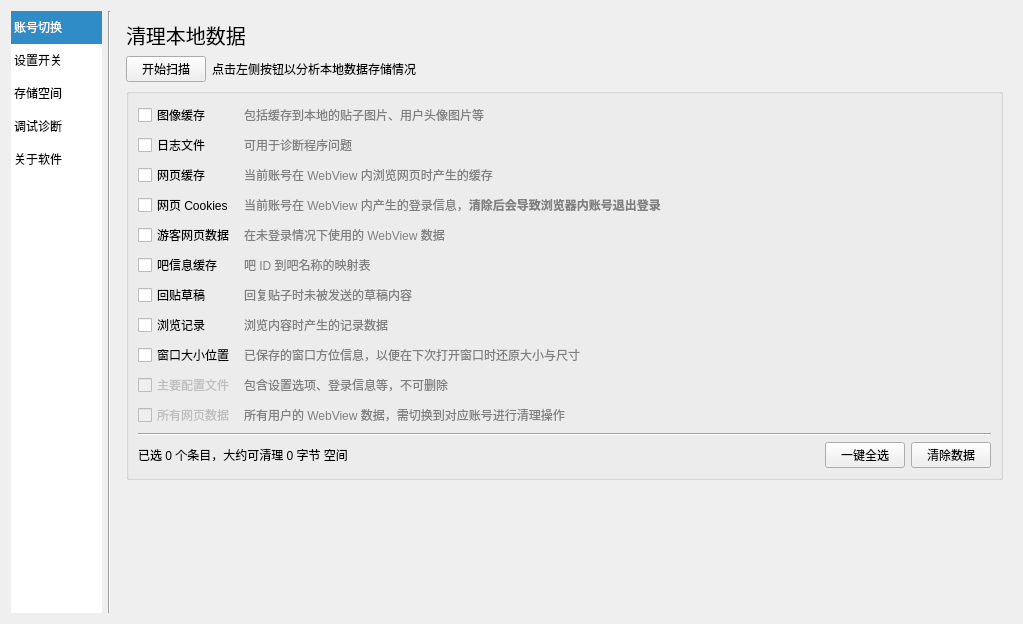
Qt form src/resf/settings.ui (clb-128258/TiebaDesktop) before a commit.
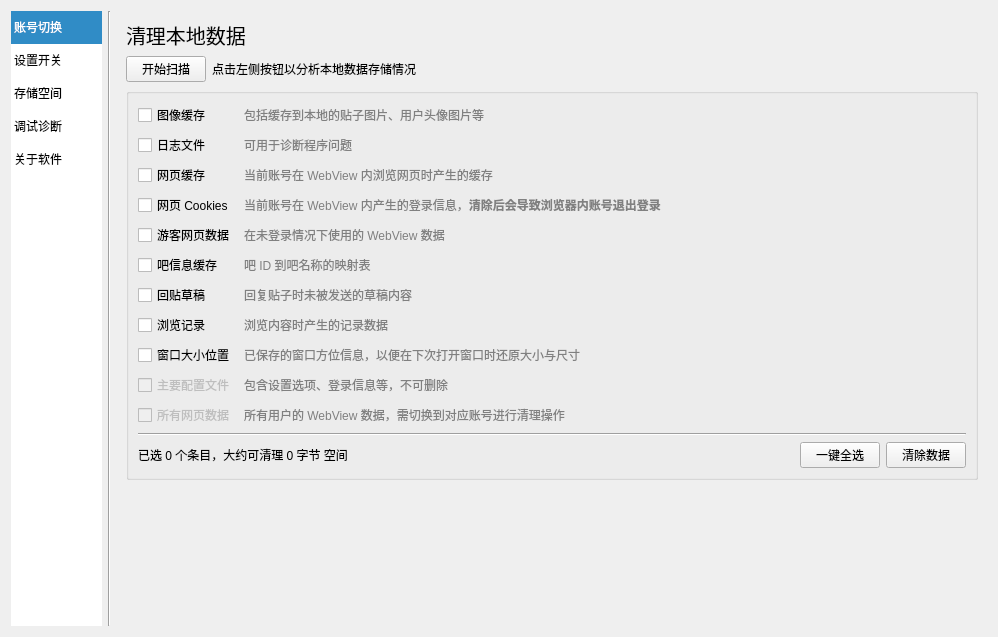
The same form after that commit. The open tabs and pages were chosen to show the change.

Patch:
```diff
--- a/src/resf/settings.ui
+++ b/src/resf/settings.ui
@@ -6,8 +6,8 @@
    <rect>
     <x>0</x>
     <y>0</y>
-    <width>1023</width>
-    <height>624</height>
+    <width>998</width>
+    <height>637</height>
    </rect>
   </property>
   <property name="font">
@@ -3061,6 +3061,39 @@
         </spacer>
        </item>
        <item row="1" column="0" colspan="2">
+        <widget class="QScrollArea" name="scrollArea_2">
+         <property name="frameShape">
+          <enum>QFrame::NoFrame</enum>
+         </property>
+         <property name="sizeAdjustPolicy">
+          <enum>QAbstractScrollArea::AdjustToContents</enum>
+         </property>
+         <property name="widgetResizable">
+          <bool>true</bool>
+         </property>
+         <widget class="QWidget" name="scrollAreaWidgetContents_2">
+          <property name="geometry">
+           <rect>
+            <x>0</x>
+            <y>0</y>
+            <width>856</width>
+            <height>569</height>
+           </rect>
+          </property>
+          <layout class="QGridLayout" name="gridLayout_31">
+           <property name="leftMargin">
+            <number>0</number>
+           </property>
+           <property name="topMargin">
+            <number>0</number>
+           </property>
+           <property name="rightMargin">
+            <number>0</number>
+           </property>
+           <property name="bottomMargin">
+            <number>0</number>
+           </property>
+           <item row="0" column="0">
         <layout class="QHBoxLayout" name="horizontalLayout_11" stretch="0,1">
          <item>
           <widget class="QPushButton" name="pushButton_12">
@@ -3078,7 +3111,7 @@
          </item>
         </layout>
        </item>
-       <item row="2" column="0" colspan="2">
+           <item row="1" column="0">
         <widget class="QGroupBox" name="groupBox_3">
          <property name="title">
           <string/>
@@ -3406,7 +3439,7 @@
          </layout>
         </widget>
        </item>
-       <item row="3" column="0" colspan="2">
+           <item row="2" column="0">
         <spacer name="verticalSpacer">
          <property name="orientation">
           <enum>Qt::Vertical</enum>
@@ -3414,10 +3447,14 @@
          <property name="sizeHint" stdset="0">
           <size>
            <width>0</width>
-           <height>0</height>
+               <height>198</height>
           </size>
          </property>
         </spacer>
+           </item>
+          </layout>
+         </widget>
+        </widget>
        </item>
       </layout>
      </widget>
```
Left out of the diff: 35 changed lines with no effect on the pictures. Lines whose indentation alone changed are shown as unchanged.
